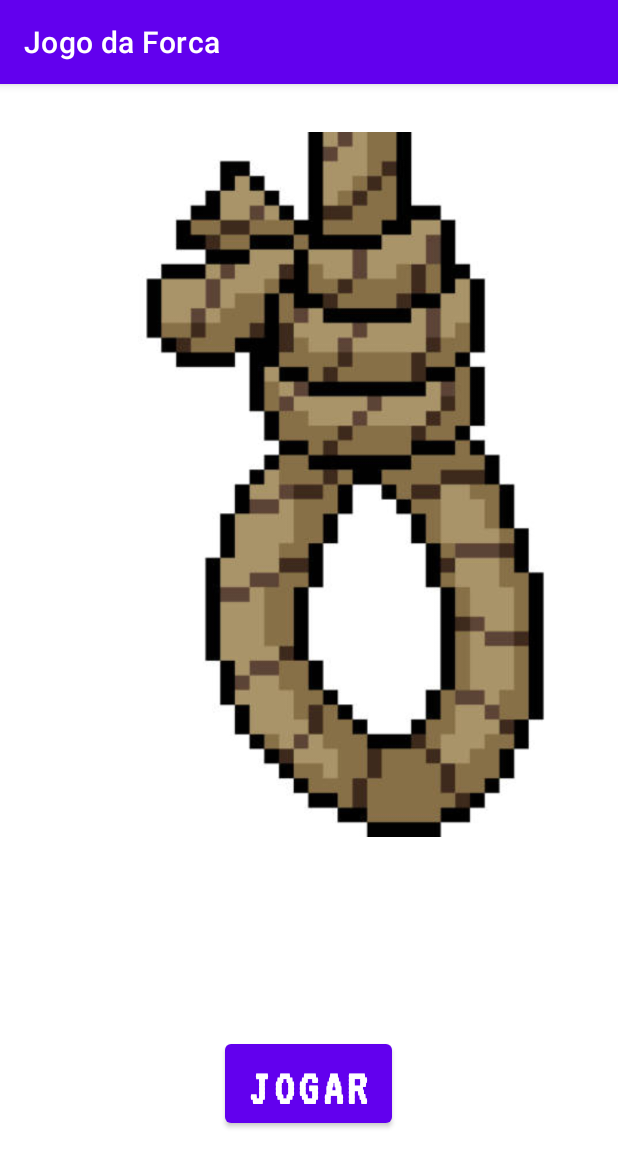
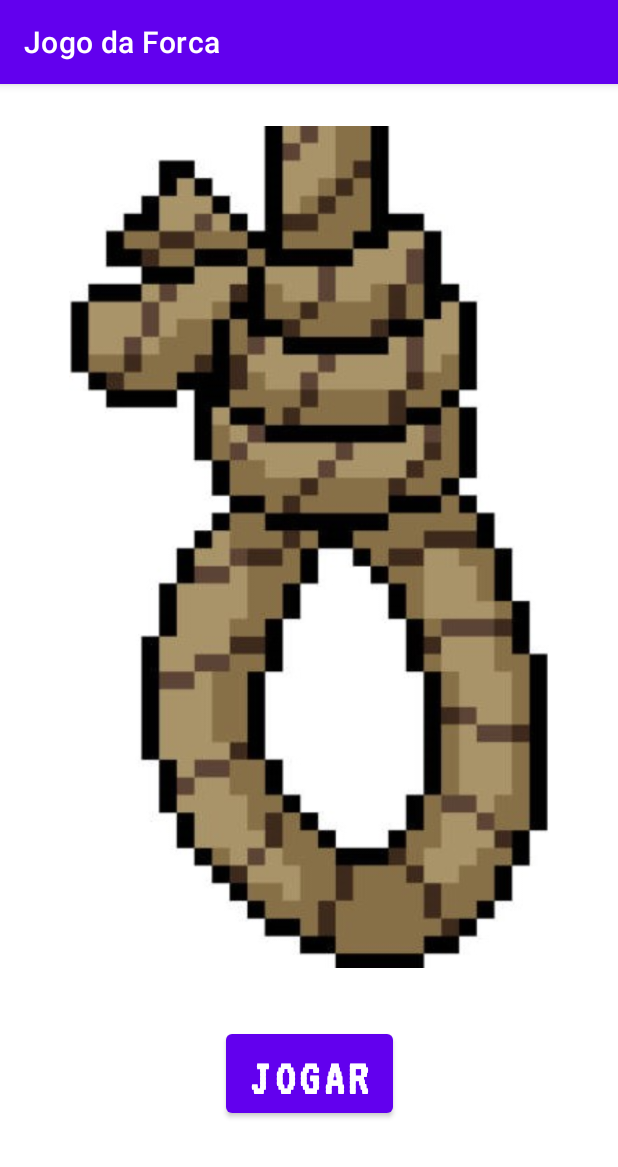
Before and after one commit to lAlissial/JogoForca05Kotlin, an Android app: the screen it shows after launch (HomeInitialActivity), on a phone screen of 412 x 824 dp. Shown: the top 1167 px of the screen. Run offline under Robolectric (Android 15) with nearby library versions, the phone set to English and light mode, and no system bars.

Commit message:
fix:posicoes e proporcoes

```diff
--- a/app/src/main/AndroidManifest.xml
+++ b/app/src/main/AndroidManifest.xml
@@ -20,7 +20,6 @@
             android:exported="true" >
             <intent-filter>
                 <action android:name="android.intent.action.MAIN" />
-
                 <category android:name="android.intent.category.LAUNCHER" />
             </intent-filter>
         </activity>
--- a/app/src/main/res/layout/activity_home_initial2.xml
+++ b/app/src/main/res/layout/activity_home_initial2.xml
@@ -10,12 +10,14 @@
 
     <ImageView
         android:id="@+id/ivHangmansNoose"
-        android:layout_width="470dp"
-        android:layout_height="683dp"
-        android:layout_marginBottom="160dp"
+        android:layout_width="320dp"
+        android:layout_height="617dp"
         app:layout_constraintBottom_toBottomOf="parent"
-        app:srcCompat="@drawable/imagemno"
-        tools:layout_editor_absoluteX="-30dp" />
+        app:layout_constraintEnd_toEndOf="parent"
+        app:layout_constraintStart_toStartOf="parent"
+        app:layout_constraintTop_toTopOf="parent"
+        app:layout_constraintVertical_bias="0.0"
+        app:srcCompat="@drawable/imagemno" />
 
     <Button
         android:id="@+id/btStart"
@@ -27,10 +29,9 @@
         android:textStyle="bold"
         app:layout_constraintBottom_toBottomOf="parent"
         app:layout_constraintEnd_toEndOf="parent"
-        app:layout_constraintHorizontal_bias="0.498"
         app:layout_constraintStart_toStartOf="parent"
         app:layout_constraintTop_toTopOf="parent"
-        app:layout_constraintVertical_bias="0.901" />
+        app:layout_constraintVertical_bias="0.892" />
 
 
 </androidx.constraintlayout.widget.ConstraintLayout>
```
Also changed, not shown: app/src/main/res/drawable/imagemno.jpg.
